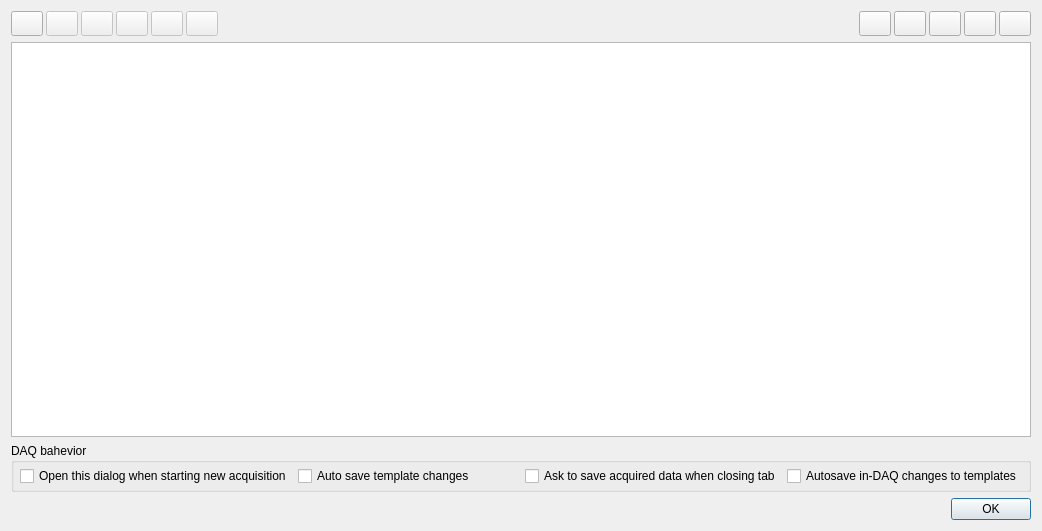
ess-dmsc/daquiri, file source/gui/daq/ConsumerTemplatesForm.ui: the form before one commit.
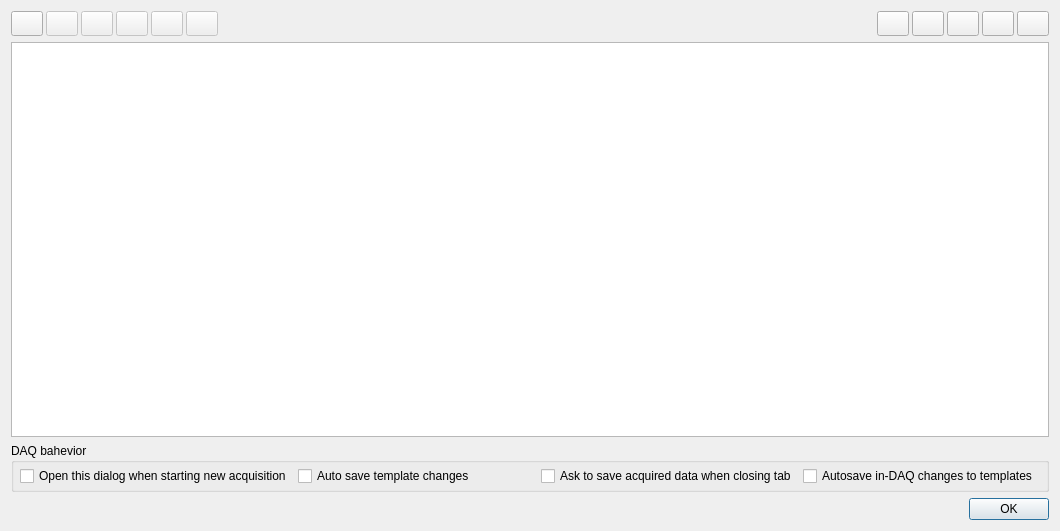
The form after the commit. Icons and pictures are not drawn.

The edit to the form file:
```diff
--- a/source/gui/daq/ConsumerTemplatesForm.ui
+++ b/source/gui/daq/ConsumerTemplatesForm.ui
@@ -9,7 +9,7 @@
    <rect>
     <x>0</x>
     <y>0</y>
-    <width>1042</width>
+    <width>1060</width>
     <height>531</height>
    </rect>
   </property>
```
Left out of the diff: 24 changed lines with no effect on the pictures.
